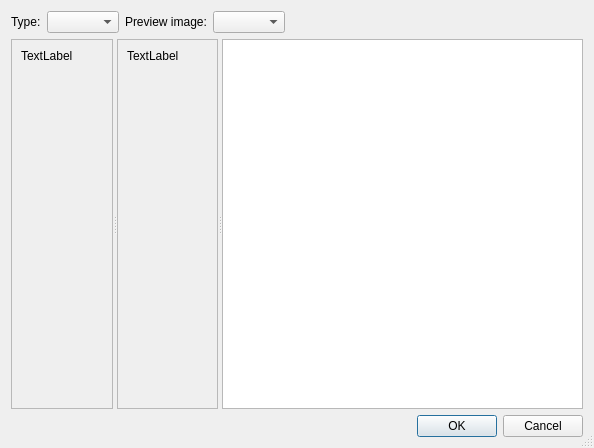
Before: the Qt Designer form controls/dialogconvert.ui in riuson/lcd-image-converter, drawn with Qt 5.
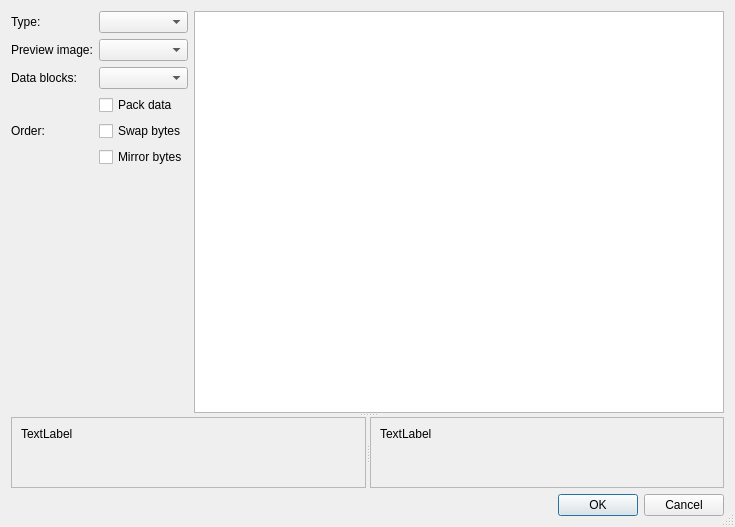
After: the same form once the commit is applied.

Patch:
```diff
--- a/controls/dialogconvert.ui
+++ b/controls/dialogconvert.ui
@@ -6,8 +6,8 @@
    <rect>
     <x>0</x>
     <y>0</y>
-    <width>594</width>
-    <height>448</height>
+    <width>735</width>
+    <height>527</height>
    </rect>
   </property>
   <property name="windowTitle">
@@ -18,43 +18,91 @@
   </property>
   <layout class="QVBoxLayout" name="verticalLayout">
    <item>
+    <widget class="QSplitter" name="splitterVertical">
+     <property name="orientation">
+      <enum>Qt::Vertical</enum>
+     </property>
+     <widget class="QWidget" name="layoutWidget">
     <layout class="QHBoxLayout" name="horizontalLayout_3">
      <item>
+        <layout class="QFormLayout" name="formLayout">
+         <property name="sizeConstraint">
+          <enum>QLayout::SetMinAndMaxSize</enum>
+         </property>
+         <item row="0" column="0">
       <widget class="QLabel" name="label">
        <property name="text">
         <string>Type:</string>
        </property>
       </widget>
      </item>
-     <item>
+         <item row="0" column="1">
       <widget class="QComboBox" name="comboBoxType"/>
      </item>
-     <item>
+         <item row="1" column="0">
       <widget class="QLabel" name="label_2">
        <property name="text">
         <string>Preview image:</string>
        </property>
       </widget>
      </item>
-     <item>
+         <item row="1" column="1">
       <widget class="QComboBox" name="comboBoxSampleKey"/>
      </item>
-     <item>
-      <spacer name="horizontalSpacer">
-       <property name="orientation">
-        <enum>Qt::Horizontal</enum>
-       </property>
-       <property name="sizeHint" stdset="0">
-        <size>
-         <width>40</width>
-         <height>20</height>
-        </size>
-       </property>
-      </spacer>
-     </item>
+         <item row="2" column="0">
+          <widget class="QLabel" name="label_3">
+           <property name="text">
+            <string>Data blocks:</string>
+           </property>
+          </widget>
+         </item>
+         <item row="2" column="1">
+          <widget class="QComboBox" name="comboBoxDataLength"/>
+         </item>
+         <item row="3" column="1">
+          <widget class="QCheckBox" name="checkBoxPack">
+           <property name="text">
+            <string>Pack data</string>
+           </property>
+          </widget>
+         </item>
+         <item row="4" column="0">
+          <widget class="QLabel" name="label_4">
+           <property name="text">
+            <string>Order:</string>
+           </property>
+          </widget>
+         </item>
+         <item row="4" column="1">
+          <widget class="QCheckBox" name="checkBoxSwapBytes">
+           <property name="text">
+            <string>Swap bytes</string>
+           </property>
+          </widget>
+         </item>
+         <item row="5" column="1">
+          <widget class="QCheckBox" name="checkBoxMirrorBytes">
+           <property name="text">
+            <string>Mirror bytes</string>
+           </property>
+          </widget>
+         </item>
     </layout>
    </item>
    <item>
+        <widget class="QPlainTextEdit" name="plainTextEdit">
+         <property name="font">
+          <font>
+           <family>Monospace</family>
+          </font>
+         </property>
+         <property name="readOnly">
+          <bool>true</bool>
+         </property>
+        </widget>
+       </item>
+      </layout>
+     </widget>
     <widget class="QSplitter" name="splitter">
      <property name="orientation">
       <enum>Qt::Horizontal</enum>
@@ -71,8 +119,8 @@
         <rect>
          <x>0</x>
          <y>0</y>
-         <width>112</width>
-         <height>193</height>
+          <width>354</width>
+          <height>76</height>
         </rect>
        </property>
        <layout class="QHBoxLayout" name="horizontalLayout">
@@ -98,8 +146,8 @@
         <rect>
          <x>0</x>
          <y>0</y>
-         <width>112</width>
-         <height>193</height>
+          <width>353</width>
+          <height>76</height>
         </rect>
        </property>
        <layout class="QHBoxLayout" name="horizontalLayout_2">
@@ -116,12 +164,6 @@
        </layout>
       </widget>
      </widget>
-     <widget class="QPlainTextEdit" name="plainTextEdit">
-      <property name="font">
-       <font>
-        <family>Monospace</family>
-       </font>
-      </property>
      </widget>
     </widget>
    </item>
```
Left out of the diff: 24 changed lines with no effect on the pictures. Lines whose indentation alone changed are shown as unchanged.
